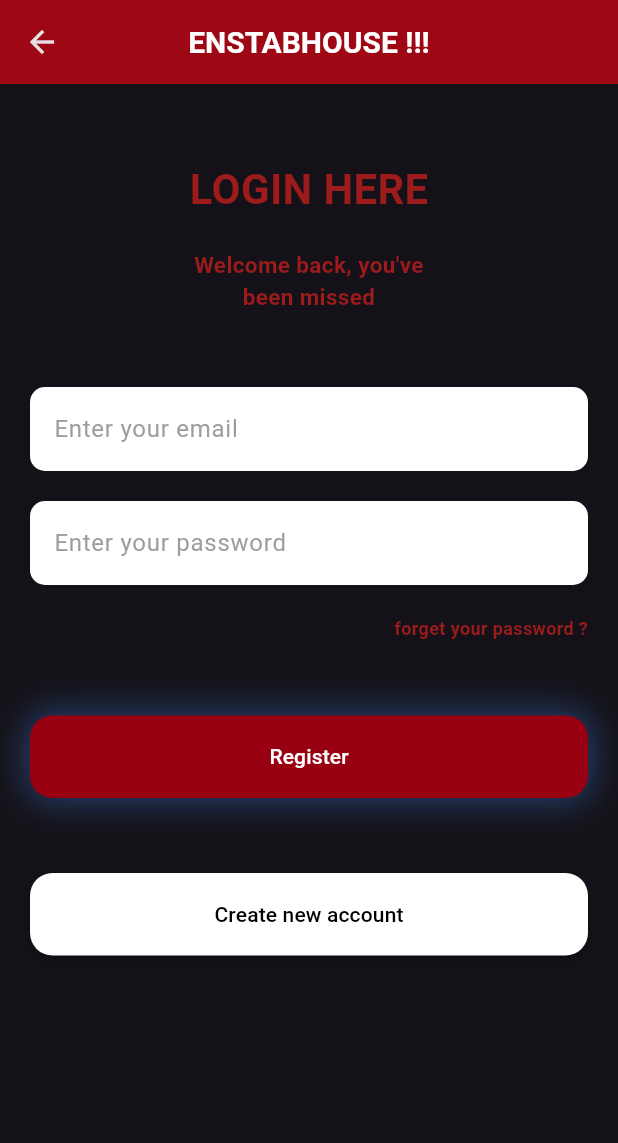
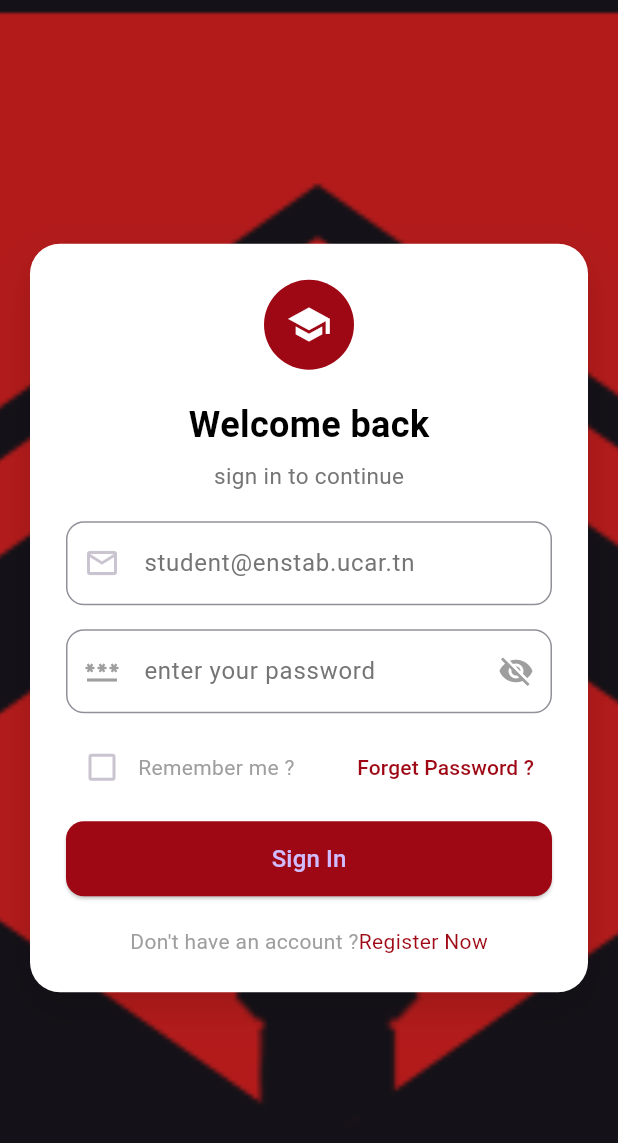
Before and after one commit to ademmhadhraoui-blip/enstab_house_pfa, a Flutter app: the LoginScreen screen opened directly, on a phone screen of 412 x 824 dp. Shown: the top 1143 px of the screen. Run offline on Flutter 3.47's test engine with Material 3 defaults, Android fonts, the phone set to English and light mode, and no system bars.

Commit message:
update in 29/01/2026

```diff
--- a/lib/constants.dart
+++ /dev/null
@@ -1,76 +0,0 @@
-import 'package:flutter/material.dart';
-
-const  kTextProperties =  TextStyle(
-color: Color(0xFF9E1B1B),
-fontSize: 28,
-fontWeight: FontWeight.bold,
-) ;
-
-final kWelcomePageButtonStyle = ElevatedButton.styleFrom(
-  backgroundColor: const Color(0xFF990011),
-  foregroundColor: Colors.white,
-  padding: const EdgeInsets.symmetric(horizontal: 40, vertical: 20),
-  shape: RoundedRectangleBorder(
-    borderRadius: BorderRadius.circular(15),
-  ),
-  elevation: 0 ,
-);
-
-
-const KTextFieldDecoration =  InputDecoration(
-  filled: true ,
-  fillColor: Colors.white ,
-  hintStyle: TextStyle(color: Colors.grey,
-  ),
-  border: OutlineInputBorder(
-    borderRadius:BorderRadius.all(Radius.circular(10.0)
-    ),
-    borderSide: BorderSide.none  ,
-  ),
-);
-
-final kEmailDecoration = KTextFieldDecoration.copyWith(hintText: 'Enter your email');
-
-final kPasswordDecoration = KTextFieldDecoration.copyWith(hintText: 'Enter your password');
-
-const kTextLoginProperties =  TextStyle(
-  color: Color(0xFF9E1B1B),
-  fontSize: 15,
-  fontWeight: FontWeight.bold,
-) ;
-const kTextForgotProperties =  TextStyle(
-  color: Color(0xFF9E1B1B),
-  fontSize: 12.0,
-  fontWeight: FontWeight.bold,
-) ;
-
-final kButtonLoginPageProperties = ElevatedButton.styleFrom(
-  backgroundColor: const Color(0xFF990011),
-  foregroundColor: Colors.white,
-  padding: const EdgeInsets.symmetric(horizontal: 150.0, vertical: 20),
-  shape: RoundedRectangleBorder(
-    borderRadius: BorderRadius.circular(15),
-  ),
-  elevation: 0 ,
-);
-
-const kTextFieldDecoration = InputDecoration(
-  hintText: 'Enter your email ',
-  fillColor: Colors.white,
-  filled: true,
-  contentPadding:
-  EdgeInsets.symmetric(vertical: 20.0, horizontal: 20.0),
-  border: OutlineInputBorder(
-    borderRadius: BorderRadius.all(Radius.circular(32.0)),
-  ),
-  enabledBorder: OutlineInputBorder(
-    borderSide:
-    BorderSide(color: Color(0xFF9E1B1B), width: 1.0),
-    borderRadius: BorderRadius.all(Radius.circular(32.0)),
-  ),
-  focusedBorder: OutlineInputBorder(
-    borderSide:
-    BorderSide(color: Color(0xFF9E1B1B), width: 2.0),
-    borderRadius: BorderRadius.all(Radius.circular(32.0)),
-  ),
-);
--- a/lib/main.dart
+++ b/lib/main.dart
@@ -1,6 +1,5 @@
 import 'package:flutter/material.dart';
-import 'package:enstabhouse/screens/welcome_screen.dart';
-
+import 'package:enstabhouse/screens/login_screen.dart';
 
 
 void main() => runApp(MyApp());
@@ -21,7 +20,7 @@ class MyApp extends StatelessWidget {
        ),
        ),
       ),
-      home: FirstScreen(),
+        home: LoginScreen(),
     );
 
   }
--- a/lib/screens/login_screen.dart
+++ b/lib/screens/login_screen.dart
@@ -1,115 +1,167 @@
-import 'package:enstabhouse/screens/register_screen.dart';
 import 'package:flutter/material.dart';
-import 'package:enstabhouse/constants.dart';
-
-class LoginScreen extends StatefulWidget {
+class LoginScreen extends StatelessWidget {
   const LoginScreen({super.key});
 
   @override
-  State<LoginScreen> createState() => _LoginScreenState();
-}
-
-class _LoginScreenState extends State<LoginScreen> {
-  @override
   Widget build(BuildContext context) {
     return Scaffold(
-      appBar: AppBar(title: const Text('ENSTABHOUSE !!!')),
+      body : Stack(
+         children: [
+           Container(
+             decoration: BoxDecoration(
+               image: DecorationImage(
+                 image: AssetImage("images/logo.png") ,
+                 fit: BoxFit.cover ,
+               ),
+             ),
+           ) ,
 
-      body: SingleChildScrollView(
-        child: Padding(
-          padding: const EdgeInsets.symmetric(horizontal: 20.0),
-          child: Column(
-            crossAxisAlignment: CrossAxisAlignment.center,
-            children: [
-              const SizedBox(height: 50.0),
-              const  Text('LOGIN HERE',
-                  style: kTextProperties),
-              const SizedBox(height: 20.0),
-              const Text(
-                "Welcome back, you've\nbeen missed",
-                textAlign: TextAlign.center,
-                style: kTextLoginProperties,
-              ),
-
-              const SizedBox(height: 50.0),
-
-              // Champ Email
-              TextField(
-                onChanged: (value) {},
-                decoration: kEmailDecoration,
-              ),
-
-              const SizedBox(height: 20.0),
-
-              // Champ Mot de passe
-              TextField(
-                obscureText: true,
-                onChanged: (value) {},
-                decoration: kPasswordDecoration,
-              ),
-
-              const SizedBox(height: 20),
-
-              // Mot de passe oublié
-              Align(
-                alignment: Alignment.centerRight,
-                child: const Text('forget your password ?', style: kTextForgotProperties),
-              ),
-              const SizedBox(height: 50,) ,
-              // register button
-               SizedBox(
-                 height: 55  ,
-                 width: double.infinity ,
+           Center(
+             child: SingleChildScrollView(
+               padding: const  EdgeInsets.all(20),
                child: Container(
+                 padding: const EdgeInsets.all(24),
                  decoration: BoxDecoration(
-                     borderRadius: BorderRadius.circular(15),
+                   color: Colors.white,
+                   borderRadius: BorderRadius.circular(20.0) ,
                    boxShadow: [
                      BoxShadow(
-                         color: Colors.blueAccent.withOpacity(0.4),
-                         blurRadius: 20,
-                         spreadRadius: 2,
-                         offset: Offset.zero,
+                       color: Colors.black12,
+                       blurRadius: 20.0,
+                       offset: Offset(0 ,10) ,
                      ),
                    ],
                  ),
+                 child: Column(
+                   children: [
+                     CircleAvatar(
+                       radius: 30 ,
+                       backgroundColor: Color(0xFF9E0815),
+                       child: const Icon(
+                         Icons.school,
+                         color: Colors.white ,
+                         size: 30,
+                       ),
+                     ),
+                     const SizedBox(height: 20.0,) ,
+                     const Text(
+                       'Welcome back' ,
+                       style: TextStyle(
+                         color: Colors.black,
+                         fontSize: 24.0,
+                         fontWeight: FontWeight.bold,
+                       ),
+                     ) ,
+                     const SizedBox(height: 6.0,) ,
+                      Text(
+                       "sign in to continue" ,
+                       style: TextStyle(
+                         color: Colors.grey.shade600,
+                         fontSize: 15.0,
+                       ),
+                     ),
+                     const SizedBox(height :20.0) ,
+                     TextField(
+                       decoration: InputDecoration(
+                         labelText: "student@enstab.ucar.tn" ,
+                         labelStyle: TextStyle(
+                           color: Colors.grey.shade600,
+                         ),
+                         prefixIcon: const Icon(Icons.email_outlined),
+                           hintText: "student@enstab.ucar.tn",
+                           border: OutlineInputBorder(
+                             borderRadius: BorderRadius.circular(12) ,
+                           )
+                       ),
+                     ),
+                     const SizedBox(height: 16.0,) ,
+                      TextField(
+                        obscureText: true,
+                        decoration: InputDecoration(
+                          labelText: "enter your password",
+                          labelStyle: TextStyle(
+                            color: Colors.grey.shade600,
+                          ),
+                            prefixIcon: const Icon(
+                              Icons.password_outlined ,
+                              color: Colors.grey,
+                            ),
+                            suffixIcon: const Icon(Icons.visibility_off ,
+                              color: Colors.grey,
+                            ),
+                            hintText: "enter your password",
+                          border: OutlineInputBorder(
+                            borderRadius: BorderRadius.circular(12.0),
+                          )
+                        ),
+                      ),
+                     const SizedBox(height: 12.0),
+                     Row(
+                       children: [
+                         Checkbox(
+                           value: false, onChanged: (v){},
+                         ),
+                         const Text("Remember me ?",
+                         style: TextStyle(
+                           color: Colors.grey,
+                         ),
+                         ),
+                         const Spacer() ,
+                         TextButton(
+                           child: Text("Forget Password ?",
+                           style: TextStyle(
+                             color: Color(0xFF9E0815),
+                           ),),
+                           onPressed: (){
+                             //mot de passe oublié !
+                           },
+                         ),
+                       ],
+                     ),
+                     const SizedBox(height: 12,) ,
+                     SizedBox(
+                       width: double.infinity,
+                       height: 50.0,
                        child: ElevatedButton(
-                     onPressed: () {
-                       Navigator.push(context , MaterialPageRoute(
-                         builder: (context)=> RegisterScreen() ,
-                       ) ,
-                       ) ;
-                     },
-                     style: kButtonLoginPageProperties.copyWith(
-                       padding: MaterialStateProperty.all(EdgeInsets.zero),
+                         onPressed: (){},
+                         style: ElevatedButton.styleFrom(
+                           backgroundColor: Color(0xFF9E0815) ,
+                           shape: RoundedRectangleBorder(
+                             borderRadius: BorderRadius.circular(12.0) ,
+                           )
                          ),
-                     child: const  Text('Register'),
+                         child: Text("Sign In" ,
+                         style: TextStyle(fontSize: 16.0),
                          ),
                        ),
                      ),
-              const SizedBox(height: 50,) ,
-              //create new account boutton
-              SizedBox(
-                height: 55  ,
-                width: double.infinity,
-                child: ElevatedButton(
-                  onPressed: () {
-                    },
-                  style: ElevatedButton.styleFrom(
-                  backgroundColor: Colors.white,
-                  foregroundColor: Colors.black,
-                  padding: EdgeInsets.zero,
-                  shape: RoundedRectangleBorder(
-                    borderRadius: BorderRadius.circular(15),
+                     SizedBox(height: 20.0,),
+                     Row(
+                       mainAxisAlignment: MainAxisAlignment.center,
+                       children: [
+                         const Text("Don't have an account ?" ,
+                         style: TextStyle(color: Colors.grey
                          ),
-                  elevation: 2.0,
                          ),
-                  child: const Text('Create new account'),
+                         GestureDetector(
+                           onTap:(){} ,
+                           child: Text("Register Now" ,
+                           style: TextStyle(
+                               color: Color(0xFF9E0815
+                           )
+                           ),
                            ),
                          )
-            ] ,
+                       ],
+                     )
+
+                   ],
                  ),
                ),
              ),
+           )
+         ],
+      )
     );
   }
 }
--- a/pubspec.yaml
+++ b/pubspec.yaml
@@ -55,7 +55,7 @@ flutter:
 
   uses-material-design: true
   assets:
-  - images/
+    - images/
 
   # To add assets to your application, add an assets section, like this:
   # assets:
```
Also changed, not shown: lib/screens/register_screen.dart (deleted, +0 -105 lines), lib/screens/welcome_screen.dart (deleted, +0 -103 lines). Lines whose indentation alone changed are shown as unchanged.
